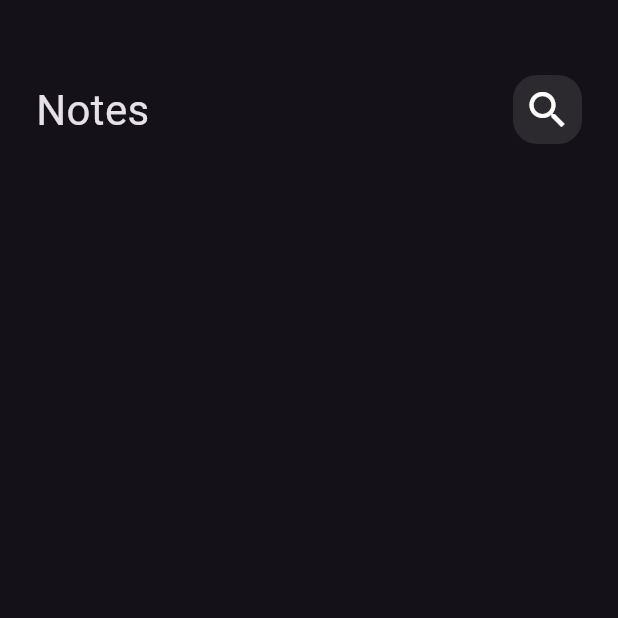
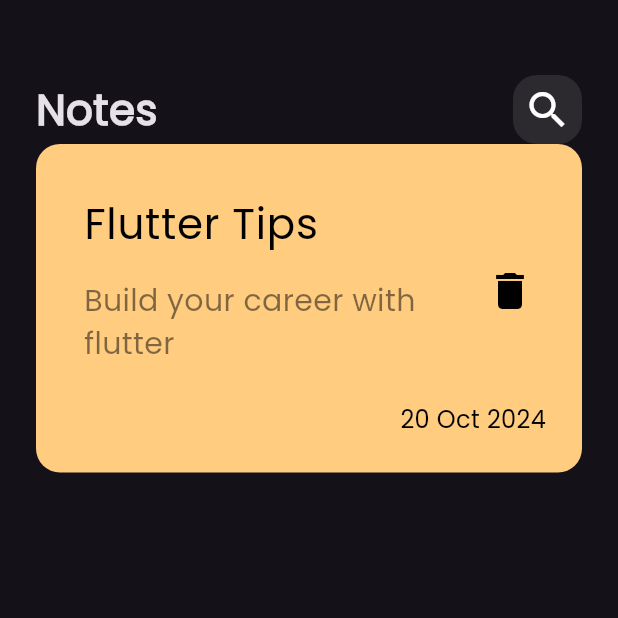
Before and after one commit to Aya95925/notes_app, a Flutter app: the screen it shows after launch, on a phone screen of 412 x 824 dp, the top half of it. Run offline on Flutter 3.47's test engine with Material 3 defaults, Android fonts, the phone set to English and light mode, and no system bars.

Commit message:
add fonts and create custom note item

```diff
--- a/lib/main.dart
+++ b/lib/main.dart
@@ -12,7 +12,7 @@ class NotesApp extends StatelessWidget {
   Widget build(BuildContext context) {
     return MaterialApp(
       debugShowCheckedModeBanner: false,
-      theme: ThemeData(brightness: Brightness.dark),
+      theme: ThemeData(brightness: Brightness.dark, fontFamily: 'Poppins',),
       home: NotesView(),
     );
   }
--- a/lib/views/widgets/custom_appbar.dart
+++ b/lib/views/widgets/custom_appbar.dart
@@ -9,7 +9,10 @@ class CustomAppbar extends StatelessWidget {
     return Row(
       mainAxisAlignment: MainAxisAlignment.spaceBetween,
       children: const [
-        Text('Notes', style: TextStyle(fontSize: 28)),
+        Text(
+          'Notes',
+          style: TextStyle(fontSize: 28, fontWeight: FontWeight.bold),
+        ),
         CustomSearchIcon(),
       ],
     );
--- /dev/null
+++ b/lib/views/widgets/custom_notes_item.dart
@@ -0,0 +1,56 @@
+import 'package:flutter/material.dart';
+
+class CustomNotesItem extends StatelessWidget {
+  const CustomNotesItem({super.key});
+
+  @override
+  Widget build(BuildContext context) {
+    return Container(
+      padding: const EdgeInsets.only(top: 24, left: 16, bottom: 24),
+      decoration: BoxDecoration(
+        color: Color(0xFFFFcc80),
+        borderRadius: BorderRadius.circular(16),
+      ),
+      child: Column(
+        crossAxisAlignment: CrossAxisAlignment.end,
+        children: [
+          ListTile(
+            title: Text(
+              'Flutter Tips',
+              style: TextStyle(
+                fontSize: 28,
+                color: Colors.black,
+                fontWeight: FontWeight.w400,
+              ),
+            ),
+            subtitle: Padding(
+              padding: const EdgeInsets.only(top: 16.0, bottom: 16),
+              child: Text(
+                'Build your career with flutter',
+                style: TextStyle(
+                  color: Colors.black.withValues(alpha: 0.5),
+                  fontSize: 20,
+                ),
+              ),
+            ),
+            trailing: IconButton(
+              icon: Icon(Icons.delete, size: 32, color: Colors.black),
+              onPressed: () {},
+            ),
+          ),
+          Padding(
+            padding: const EdgeInsets.only(right: 24),
+            child: Text(
+              '20 Oct 2024',
+
+              style: TextStyle(
+                color: Colors.black..withValues(alpha: 0.4),
+                fontSize: 16,
+              ),
+            ),
+          ),
+        ],
+      ),
+    );
+  }
+}
--- a/lib/views/widgets/notes_view_body.dart
+++ b/lib/views/widgets/notes_view_body.dart
@@ -1,5 +1,6 @@
 import 'package:flutter/material.dart';
 import 'package:notes_app/views/widgets/custom_appbar.dart';
+import 'package:notes_app/views/widgets/custom_notes_item.dart';
 
 class NotesViewBody extends StatelessWidget {
   const NotesViewBody({super.key});
@@ -8,7 +9,13 @@ class NotesViewBody extends StatelessWidget {
   Widget build(BuildContext context) {
     return Padding(
       padding: const EdgeInsets.symmetric(horizontal: 24),
-      child: Column(children: const [SizedBox(height: 50), CustomAppbar()]),
+      child: Column(
+        children: const [
+          SizedBox(height: 50),
+          CustomAppbar(),
+          CustomNotesItem(),
+        ],
+      ),
     );
   }
 }
```
Also changed, not shown: pubspec.yaml (+8 -17 lines), assets/fonts/Poppins-Regular.ttf (added), pubspec.lock.
